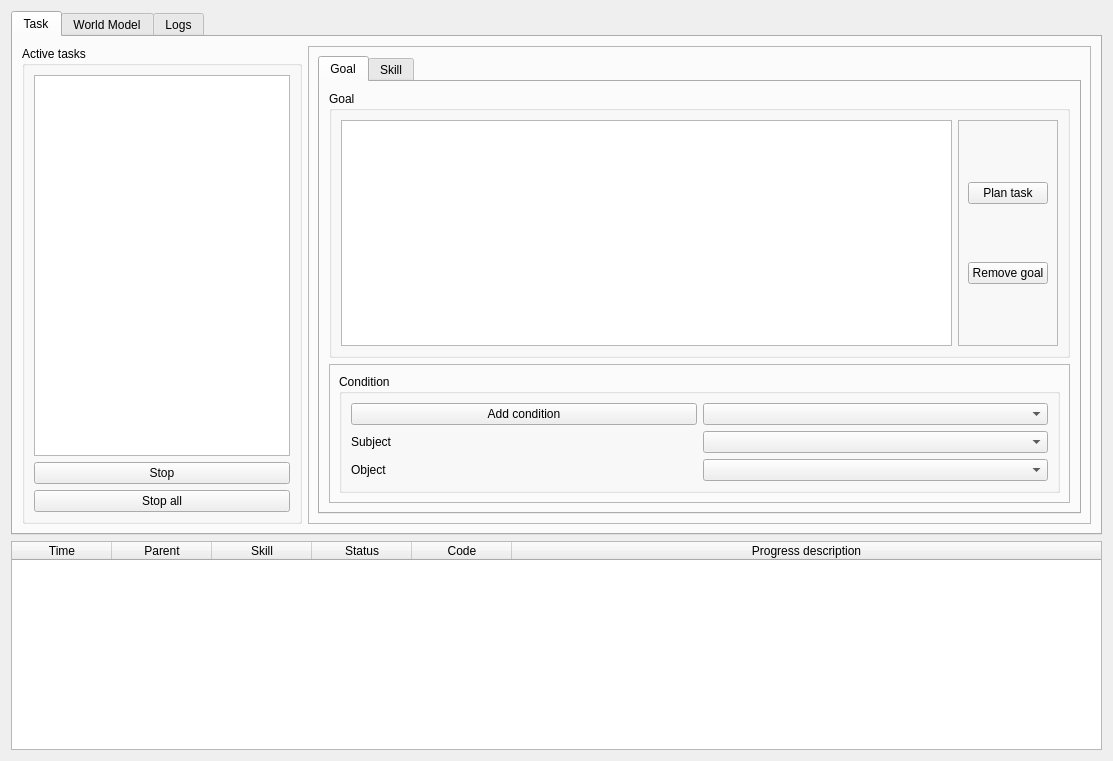
Above: skiros2_gui/src/skiros2_gui/core/skiros_gui.ui from RobotLabLTH/skiros2 before the change. Below: the same form after it.
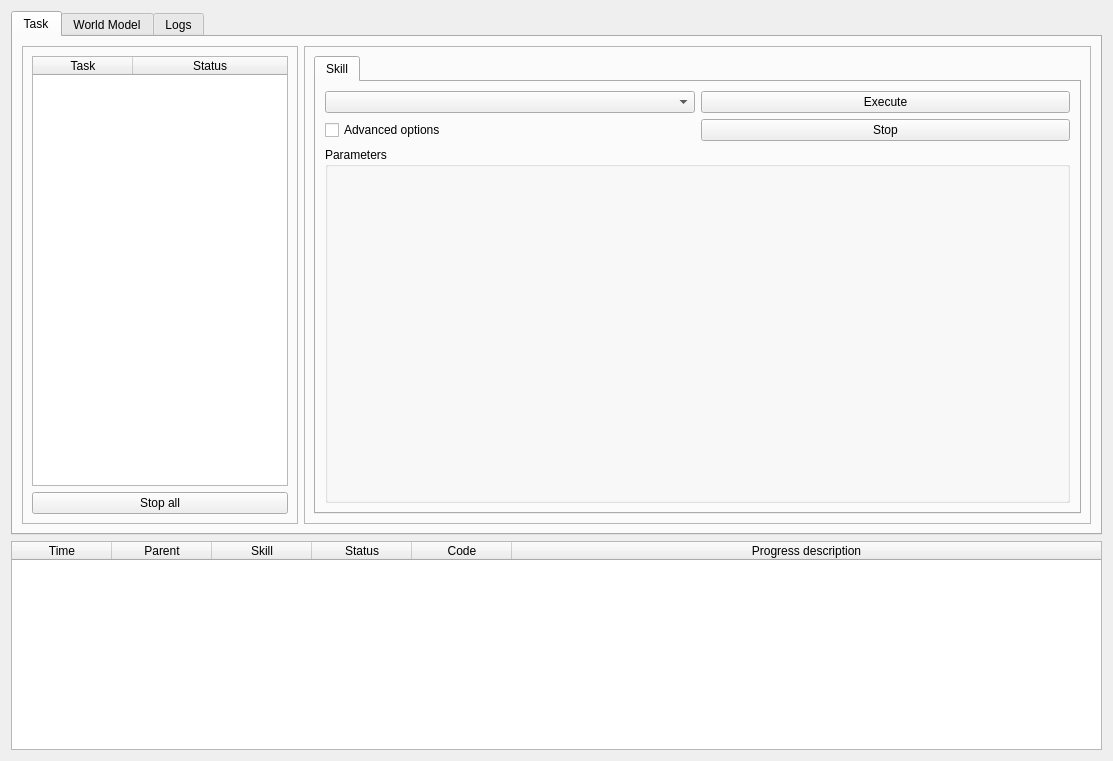
That is the form after the change. The open tabs and pages were chosen to show the change.

Commit message: Implemented visualization of active tasks

```diff
--- a/skiros2_gui/src/skiros2_gui/core/skiros_gui.ui
+++ b/skiros2_gui/src/skiros2_gui/core/skiros_gui.ui
@@ -55,19 +55,16 @@
       </attribute>
       <layout class="QGridLayout" name="gridLayout_2">
        <item row="0" column="0">
-        <widget class="QGroupBox" name="groupBox_2">
-         <property name="sizePolicy">
-          <sizepolicy hsizetype="Preferred" vsizetype="Preferred">
-           <horstretch>0</horstretch>
-           <verstretch>0</verstretch>
-          </sizepolicy>
+        <widget class="QFrame" name="frame">
+         <property name="frameShape">
+          <enum>QFrame::StyledPanel</enum>
          </property>
-         <property name="title">
-          <string>Active tasks</string>
+         <property name="frameShadow">
+          <enum>QFrame::Raised</enum>
          </property>
-         <layout class="QVBoxLayout" name="verticalLayout_4">
+         <layout class="QVBoxLayout" name="verticalLayout_3">
           <item>
-           <widget class="QTableView" name="tasks_table_view">
+           <widget class="QTableWidget" name="tasks_table_widget">
             <property name="sizePolicy">
              <sizepolicy hsizetype="Expanding" vsizetype="Expanding">
               <horstretch>1</horstretch>
@@ -77,16 +74,31 @@
             <property name="editTriggers">
              <set>QAbstractItemView::AnyKeyPressed|QAbstractItemView::DoubleClicked|QAbstractItemView::EditKeyPressed</set>
             </property>
+            <property name="columnCount">
+             <number>2</number>
+            </property>
+            <attribute name="horizontalHeaderCascadingSectionResizes">
+             <bool>false</bool>
+            </attribute>
+            <attribute name="horizontalHeaderMinimumSectionSize">
+             <number>1</number>
+            </attribute>
             <attribute name="horizontalHeaderStretchLastSection">
              <bool>true</bool>
             </attribute>
-           </widget>
-          </item>
-          <item>
-           <widget class="QPushButton" name="stop_task_button">
-            <property name="text">
-             <string>Stop</string>
-            </property>
+            <attribute name="verticalHeaderVisible">
+             <bool>false</bool>
+            </attribute>
+            <column>
+             <property name="text">
+              <string>Task</string>
+             </property>
+            </column>
+            <column>
+             <property name="text">
+              <string>Status</string>
+             </property>
+            </column>
            </widget>
           </item>
           <item>
@@ -125,193 +137,36 @@
             <property name="currentIndex">
              <number>1</number>
             </property>
-            <widget class="QWidget" name="goal_tab">
-             <attribute name="title">
-              <string>Goal</string>
-             </attribute>
-             <layout class="QGridLayout" name="gridLayout_10">
-              <item row="0" column="2">
-               <widget class="QGroupBox" name="groupBox_11">
-                <property name="sizePolicy">
-                 <sizepolicy hsizetype="Preferred" vsizetype="Preferred">
-                  <horstretch>3</horstretch>
-                  <verstretch>0</verstretch>
-                 </sizepolicy>
-                </property>
-                <property name="title">
-                 <string>Goal</string>
-                </property>
-                <layout class="QGridLayout" name="gridLayout_3">
-                 <item row="2" column="0">
-                  <widget class="QTableView" name="goal_table_view">
-                   <property name="editTriggers">
-                    <set>QAbstractItemView::AnyKeyPressed|QAbstractItemView::DoubleClicked|QAbstractItemView::EditKeyPressed</set>
-                   </property>
-                   <attribute name="horizontalHeaderStretchLastSection">
-                    <bool>true</bool>
-                   </attribute>
-                   <attribute name="verticalHeaderVisible">
-                    <bool>false</bool>
-                   </attribute>
-                  </widget>
-                 </item>
-                 <item row="2" column="1">
-                  <widget class="QFrame" name="frame_3">
-                   <property name="frameShape">
-                    <enum>QFrame::StyledPanel</enum>
-                   </property>
-                   <property name="frameShadow">
-                    <enum>QFrame::Raised</enum>
-                   </property>
-                   <layout class="QVBoxLayout" name="verticalLayout_3">
-                    <item>
-                     <widget class="QPushButton" name="plan_button">
-                      <property name="text">
-                       <string>Plan task</string>
-                      </property>
-                     </widget>
-                    </item>
-                    <item>
-                     <widget class="QPushButton" name="condition_remove_button">
-                      <property name="text">
-                       <string>Remove goal</string>
-                      </property>
-                     </widget>
-                    </item>
-                   </layout>
-                  </widget>
-                 </item>
-                </layout>
-               </widget>
-              </item>
-              <item row="2" column="2">
-               <widget class="QFrame" name="frame_6">
-                <property name="frameShape">
-                 <enum>QFrame::StyledPanel</enum>
-                </property>
-                <property name="frameShadow">
-                 <enum>QFrame::Raised</enum>
-                </property>
-                <layout class="QHBoxLayout" name="horizontalLayout_4">
-                 <item>
-                  <widget class="QGroupBox" name="groupBox_condition">
-                   <property name="sizePolicy">
-                    <sizepolicy hsizetype="Preferred" vsizetype="Preferred">
-                     <horstretch>3</horstretch>
-                     <verstretch>6</verstretch>
-                    </sizepolicy>
-                   </property>
-                   <property name="title">
-                    <string>Condition</string>
-                   </property>
-                   <layout class="QGridLayout" name="gridLayout_9">
-                    <item row="7" column="1">
-                     <widget class="QComboBox" name="condition_sub_combo_box">
-                      <property name="sizePolicy">
-                       <sizepolicy hsizetype="Preferred" vsizetype="Fixed">
-                        <horstretch>4</horstretch>
-                        <verstretch>0</verstretch>
-                       </sizepolicy>
-                      </property>
-                     </widget>
-                    </item>
-                    <item row="7" column="0">
-                     <widget class="QLabel" name="label_19">
-                      <property name="sizePolicy">
-                       <sizepolicy hsizetype="Preferred" vsizetype="Preferred">
-                        <horstretch>2</horstretch>
-                        <verstretch>0</verstretch>
-                       </sizepolicy>
-                      </property>
-                      <property name="text">
-                       <string>Subject</string>
-                      </property>
-                     </widget>
-                    </item>
-                    <item row="8" column="1">
-                     <widget class="QComboBox" name="condition_obj_combo_box">
-                      <property name="sizePolicy">
-                       <sizepolicy hsizetype="Preferred" vsizetype="Fixed">
-                        <horstretch>1</horstretch>
-                        <verstretch>0</verstretch>
-                       </sizepolicy>
-                      </property>
-                     </widget>
-                    </item>
-                    <item row="8" column="0">
-                     <widget class="QLabel" name="label_17">
-                      <property name="sizePolicy">
-                       <sizepolicy hsizetype="Preferred" vsizetype="Preferred">
-                        <horstretch>2</horstretch>
-                        <verstretch>0</verstretch>
-                       </sizepolicy>
-                      </property>
-                      <property name="text">
-                       <string>Object</string>
-                      </property>
-                     </widget>
-                    </item>
-                    <item row="6" column="1">
-                     <widget class="QComboBox" name="condition_combo_box">
-                      <property name="sizePolicy">
-                       <sizepolicy hsizetype="Preferred" vsizetype="Fixed">
-                        <horstretch>1</horstretch>
-                        <verstretch>0</verstretch>
-                       </sizepolicy>
-                      </property>
-                     </widget>
-                    </item>
-                    <item row="6" column="0">
-                     <widget class="QPushButton" name="condition_add_button">
-                      <property name="sizePolicy">
-                       <sizepolicy hsizetype="Minimum" vsizetype="Fixed">
-                        <horstretch>4</horstretch>
-                        <verstretch>0</verstretch>
-                       </sizepolicy>
-                      </property>
-                      <property name="text">
-                       <string>Add condition</string>
-                      </property>
-                     </widget>
-                    </item>
-                   </layout>
-                  </widget>
-                 </item>
-                </layout>
-               </widget>
-              </item>
-             </layout>
-            </widget>
             <widget class="QWidget" name="skill_tab">
              <attribute name="title">
               <string>Skill</string>
              </attribute>
              <layout class="QGridLayout" name="gridLayout_8">
-              <item row="0" column="0">
-               <widget class="QLabel" name="label_15">
+              <item row="1" column="0">
+               <widget class="QCheckBox" name="modality_checkBox">
                 <property name="text">
-                 <string>Skill</string>
+                 <string>Advanced options</string>
+                </property>
+               </widget>
+              </item>
+              <item row="1" column="1">
+               <widget class="QPushButton" name="skill_stop_button">
+                <property name="text">
+                 <string>Stop</string>
                 </property>
                </widget>
               </item>
               <item row="0" column="1">
+               <widget class="QPushButton" name="skill_exe_button">
+                <property name="text">
+                 <string>Execute</string>
+                </property>
+               </widget>
+              </item>
+              <item row="0" column="0">
                <widget class="QComboBox" name="skill_combo_box"/>
               </item>
-              <item row="3" column="0">
-               <widget class="QLabel" name="label_16">
-                <property name="text">
-                 <string>Result</string>
-                </property>
-               </widget>
-              </item>
-              <item row="3" column="1" colspan="2">
-               <widget class="QLabel" name="skill_result_label">
-                <property name="text">
-                 <string>-</string>
-                </property>
-               </widget>
-              </item>
-              <item row="5" column="0" colspan="3">
+              <item row="4" column="0" colspan="2">
                <widget class="QGroupBox" name="skill_parameters_group_box">
                 <property name="sizePolicy">
                  <sizepolicy hsizetype="Expanding" vsizetype="Expanding">
@@ -336,27 +191,6 @@
                 </layout>
                </widget>
               </item>
-              <item row="0" column="2">
-               <widget class="QPushButton" name="skill_exe_button">
-                <property name="text">
-                 <string>Execute</string>
-                </property>
-               </widget>
-              </item>
-              <item row="1" column="2">
-               <widget class="QPushButton" name="skill_stop_button">
-                <property name="text">
-                 <string>Stop</string>
-                </property>
-               </widget>
-              </item>
-              <item row="1" column="1">
-               <widget class="QCheckBox" name="modality_checkBox">
-                <property name="text">
-                 <string>Advanced options</string>
-                </property>
-               </widget>
-              </item>
              </layout>
             </widget>
            </widget>
```
Left out of the diff: 6 changed lines with no effect on the pictures. The commit also changes 1 other file.
